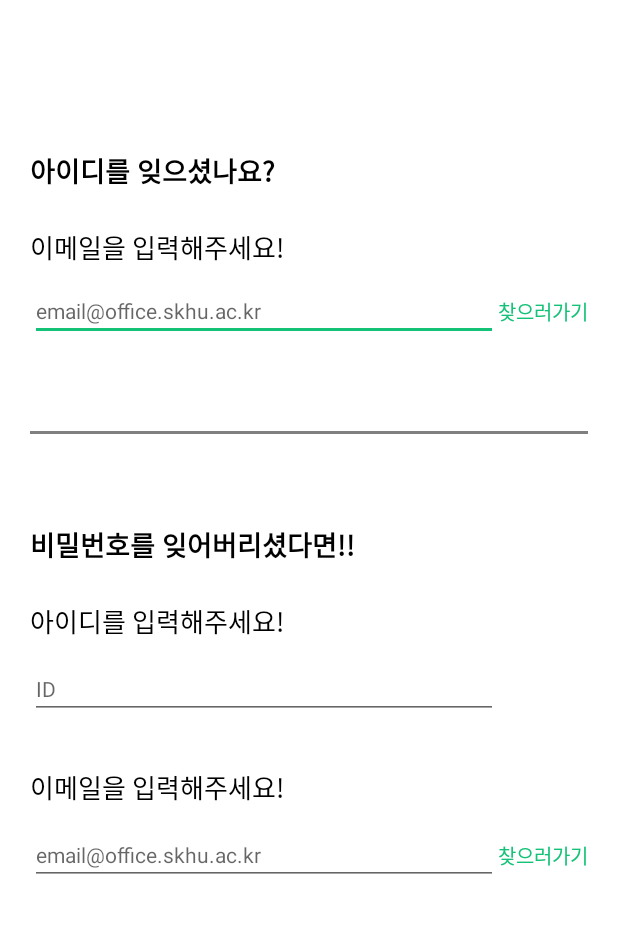
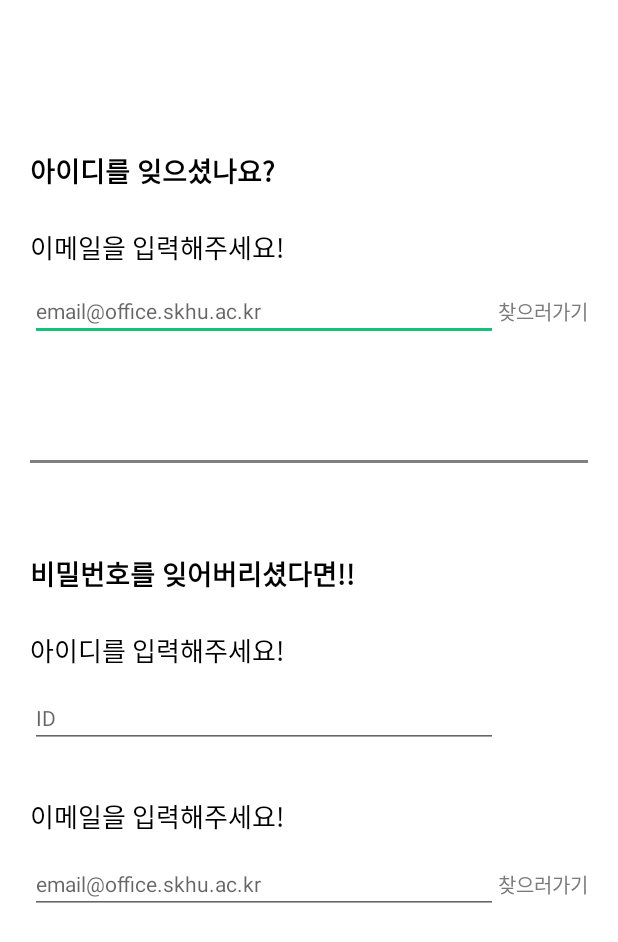
Before and after one commit to team-nutee/NUTEE-Android, an Android app: the UserFindActivity screen opened directly, with no data from a screen before it, on a phone screen of 412 x 824 dp. Shown: the top 942 px of the screen. Run offline under Robolectric (Android 15) with nearby library versions, the phone set to English and light mode, and no system bars.

Commit message:
[UPDATE] User data find Event Bind

```diff
--- a/app/src/main/java/kr/nutee/nutee_android/network/RequestInterface.kt
+++ b/app/src/main/java/kr/nutee/nutee_android/network/RequestInterface.kt
@@ -19,43 +19,48 @@ interface RequestInterface {
 
 	//Main loading
 	@GET("/api/posts")
-	fun requestMain(@Query("lastId") lastId:Int,
-					@Query("limit")limit:Int):Call<ResponseMain>
+	fun requestMain(
+		@Query("lastId") lastId: Int,
+		@Query("limit") limit: Int
+	): Call<ResponseMain>
 
 	//comment
 	@POST("/api/post/{id}/comment")
 	fun requestComment(
-		@Header("Cookie")cookie: String,
-		@Path("id") id:Int,
+		@Header("Cookie") cookie: String,
+		@Path("id") id: Int,
 		@Body content: RequestComment
-	):Call<Comment>
+	): Call<Comment>
 
 	//Post
 	@POST("/api/post")
-	fun requestPost(@Header("Cookie")cookie: String, @Body content:RequestPost):Call<ResponseMainItem>
+	fun requestPost(
+		@Header("Cookie") cookie: String,
+		@Body content: RequestPost
+	): Call<ResponseMainItem>
 
 	@Multipart
 	@POST("/api/post/images")
-	fun requestImage(@Part image: ArrayList<MultipartBody.Part>):Call<ArrayList<String>>
+	fun requestImage(@Part image: ArrayList<MultipartBody.Part>): Call<ArrayList<String>>
 
 	// delete post
 	@DELETE("/api/post/{id}")
-	fun requestDelete(@Header("Cookie")cookie: String,@Path("id") id:Int?):Call<Unit>
+	fun requestDelete(@Header("Cookie") cookie: String, @Path("id") id: Int?): Call<Unit>
 
 	// report post
 	@POST("/api/post/{id}/report")
-	fun requestReport(@Body content: RequestReport, @Path("id") id: Int?):Call<Unit>
+	fun requestReport(@Body content: RequestReport, @Path("id") id: Int?): Call<Unit>
 
 	//Like post
 	@POST("/api/post/{id}/like")
-	fun requestLike(@Header("Cookie")cookie: String,@Path("id") id:Int?):Call<Unit>
+	fun requestLike(@Header("Cookie") cookie: String, @Path("id") id: Int?): Call<Unit>
 
 	@DELETE("/api/post/{id}/like")
-	fun requestDelLike(@Header("Cookie")cookie: String,@Path("id") id:Int?):Call<Unit>
+	fun requestDelLike(@Header("Cookie") cookie: String, @Path("id") id: Int?): Call<Unit>
 
 	// load user
 	@GET("/api/user")
-	fun requestUserData(@Header("Cookie")cookie: String):Call<ResponseLogin>
+	fun requestUserData(@Header("Cookie") cookie: String): Call<ResponseLogin>
 
 	/*Login*/
 	// Login
@@ -69,11 +74,11 @@ interface RequestInterface {
 
 	//check OTP
 	@POST("/api/user/otpcheck")
-	fun requestOTPCheck(@Body body: RequestOTPCheck) : Call<Unit>
+	fun requestOTPCheck(@Body body: RequestOTPCheck): Call<Unit>
 
 	// id Check
 	@POST("/api/user/idcheck")
-	fun requestIdCheck(@Body body : RequestIdCheck) : Call<Unit>
+	fun requestIdCheck(@Body body: RequestIdCheck): Call<Unit>
 
 	//nick check
 	@POST("/api/user/nicknamecheck")
@@ -81,15 +86,27 @@ interface RequestInterface {
 
 	//Register
 	@POST("/api/user")
-	fun requestRegister(@Body body:RequestRegister): Call<ResponseRegister>
+	fun requestRegister(@Body body: RequestRegister): Call<ResponseRegister>
 
 	//pw check
 	@POST()
-	fun requestPasswordCheck(@Header("Cookie")cookie: String, @Body body : RequestIdCheck): Call<Unit>
+	fun requestPasswordCheck(
+		@Header("Cookie") cookie: String,
+		@Body body: RequestIdCheck
+	): Call<Unit>
 
 	//logout
 	@POST("/api/user/logout")
-	fun reqeustLogout(@Header("Cookie")token: String = App.prefs.local_login_token):Call<ResponseLogout>
+	fun reqeustLogout(@Header("Cookie") token: String = App.prefs.local_login_token): Call<ResponseLogout>
+
+	/*Find user Data*/
+	@FormUrlEncoded
+	@POST("/api/user/findid")
+	fun requestFindId(@Field("schoolEmail")schoolEmail:String):Call<Unit>
+
+	@FormUrlEncoded
+	@POST("/api/user/reissuance")
+	fun requestFindPw(@Field("userId")userId:String,@Field("schoolEmail")schoolEmail: String):Call<Unit>
 
 
 }
--- a/app/src/main/res/layout/user_find_activity.xml
+++ b/app/src/main/res/layout/user_find_activity.xml
@@ -5,7 +5,8 @@
     android:layout_width="match_parent"
     android:layout_height="match_parent"
     android:paddingHorizontal="20dp"
-    tools:context=".ui.member.UserFindActivity">
+    tools:context=".ui.member.UserFindActivity"
+    android:id="@+id/cl_user_find">
 
     <androidx.constraintlayout.widget.ConstraintLayout
         android:id="@+id/cl_find_id"
@@ -47,18 +48,26 @@
             android:layout_marginTop="9dp"
             android:hint="email@office.skhu.ac.kr"
             android:lineSpacingExtra="3sp"
-            android:textColor="#848484"
             android:textSize="14sp"
             app:layout_constraintEnd_toStartOf="@+id/text_find_id_email_btn"
             app:layout_constraintStart_toStartOf="parent"
             app:layout_constraintTop_toBottomOf="@+id/textView6" />
 
         <TextView
+            android:id="@+id/text_find_id_result"
+            android:layout_width="wrap_content"
+            android:layout_height="wrap_content"
+            app:layout_constraintStart_toStartOf="@+id/et_find_id_email"
+            app:layout_constraintTop_toBottomOf="@+id/et_find_id_email"
+            tools:text="find id result" />
+
+        <TextView
             android:id="@+id/text_find_id_email_btn"
             android:layout_width="wrap_content"
             android:layout_height="wrap_content"
             android:lineSpacingExtra="3sp"
-            android:textColor="@color/nuteeBase"
+            android:enabled="false"
+            android:textColor="@color/text_selector"
             android:textSize="13sp"
             app:layout_constraintBottom_toBottomOf="@+id/et_find_id_email"
             app:layout_constraintEnd_toEndOf="parent"
@@ -118,7 +127,6 @@
             android:layout_marginTop="12dp"
             android:hint="ID"
             android:lineSpacingExtra="3sp"
-            android:textColor="#848484"
             android:textSize="14sp"
             app:layout_constraintEnd_toEndOf="@+id/et_find_pw_email"
             app:layout_constraintStart_toStartOf="@+id/textView10"
@@ -143,19 +151,27 @@
             android:layout_marginTop="12dp"
             android:hint="email@office.skhu.ac.kr"
             android:lineSpacingExtra="3sp"
-            android:textColor="#848484"
             android:textSize="14sp"
-            app:layout_constraintEnd_toStartOf="@+id/textView12"
+            app:layout_constraintEnd_toStartOf="@+id/text_find_pw_btn"
             app:layout_constraintStart_toStartOf="@+id/textView11"
             app:layout_constraintTop_toBottomOf="@+id/textView11" />
 
         <TextView
-            android:id="@+id/textView12"
+            android:id="@+id/text_find_pw_result"
+            android:layout_width="wrap_content"
+            android:layout_height="wrap_content"
+            app:layout_constraintStart_toStartOf="@+id/et_find_pw_email"
+            app:layout_constraintTop_toBottomOf="@+id/et_find_pw_email"
+            tools:text="find pw result" />
+
+        <TextView
+            android:id="@+id/text_find_pw_btn"
             android:layout_width="wrap_content"
             android:layout_height="wrap_content"
             android:lineSpacingExtra="3sp"
             android:text="찾으러가기"
-            android:textColor="@color/nuteeBase"
+            android:enabled="false"
+            android:textColor="@color/text_selector"
             android:textSize="13sp"
             app:layout_constraintBottom_toBottomOf="@+id/et_find_pw_email"
             app:layout_constraintEnd_toEndOf="parent"
```
Also changed, not shown: app/src/main/java/kr/nutee/nutee_android/ui/member/DataValid.kt (added, +26 -0 lines), app/src/main/java/kr/nutee/nutee_android/ui/member/UserFindActivity.kt (+97 -9 lines).
